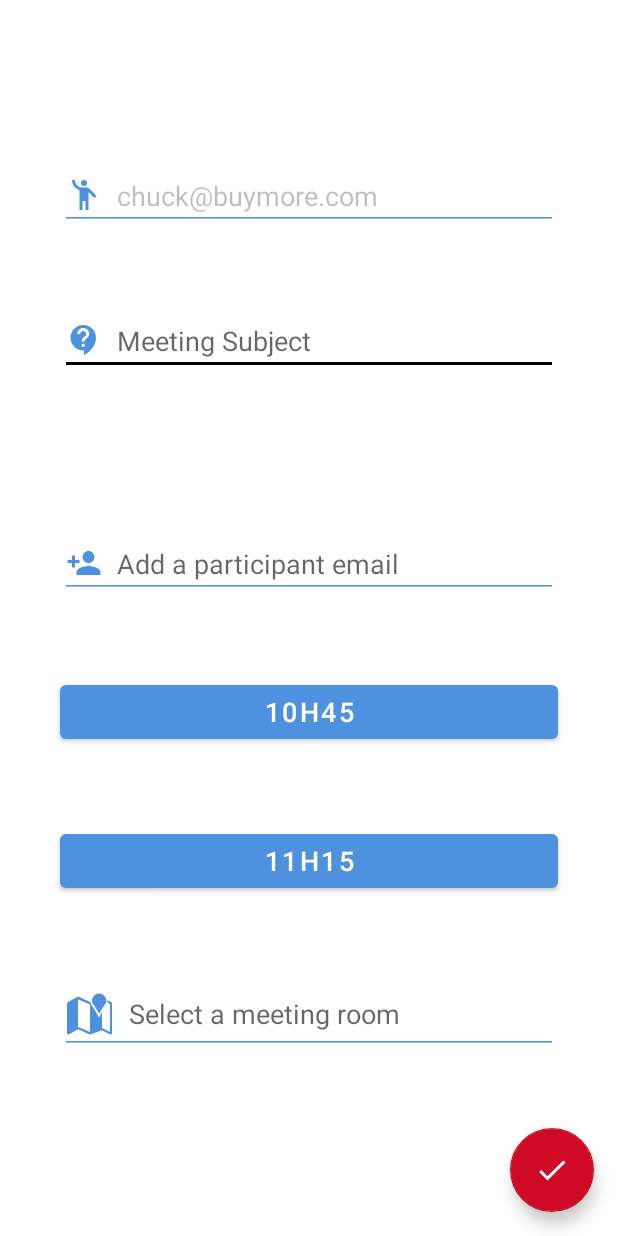
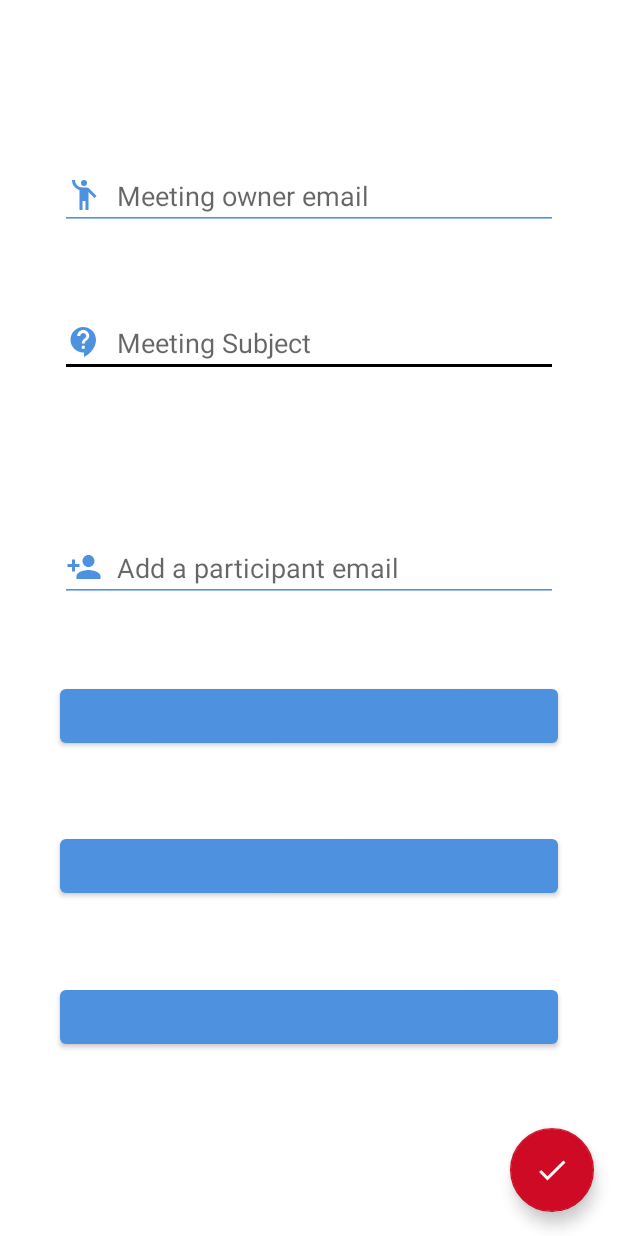
Before and after one commit to NinoDLC/Mareu, an Android app: the fragment ShowMeetingFragment shown on its own in the app's theme, on a phone screen of 412 x 824 dp. Run offline under Robolectric (Android 15) with nearby library versions, the phone set to English and light mode, and no system bars; 4 statements that could not run were skipped.

Commit message:
halfway through cleansing ShowMeeting fragment from things that belong in ViewModel

```diff
--- a/app/src/main/java/com/openclassrooms/mareu/ui/ShowMeetingFragment.java
+++ b/app/src/main/java/com/openclassrooms/mareu/ui/ShowMeetingFragment.java
@@ -1,7 +1,10 @@
 package com.openclassrooms.mareu.ui;
 
+import android.app.AlertDialog;
 import android.app.Dialog;
 import android.app.TimePickerDialog;
+import android.content.Context;
+import android.content.DialogInterface;
 import android.os.Bundle;
 import android.view.LayoutInflater;
 import android.view.View;
@@ -29,6 +32,7 @@ import java.time.LocalDateTime;
 public class ShowMeetingFragment extends Fragment {
 
     private static final String MEETING_ID = "MEETING_ID";
+    private ShowMeetingFragmentViewModel mViewModel;
 
     private TextInputEditText mOwner;
     private TextInputEditText mSubject;
@@ -36,7 +40,7 @@ public class ShowMeetingFragment extends Fragment {
     private TextInputEditText mParticipantsField;
     private Button mStart;
     private Button mEnd;
-    private TextInputEditText mRoom;
+    private Button mRoom;
     private TextView mId;
     private FloatingActionButton mCreate;
 
@@ -51,25 +55,27 @@ public class ShowMeetingFragment extends Fragment {
     @Override
     public void onCreate(@Nullable Bundle savedInstanceState) {
         super.onCreate(savedInstanceState);
+        mViewModel = new ViewModelProvider(this).get(ShowMeetingFragmentViewModel.class);
     }
 
     @Nullable
     @Override
     public View onCreateView(@NonNull LayoutInflater inflater, @Nullable ViewGroup container, @Nullable Bundle savedInstanceState) {
-        ShowMeetingFragmentViewModel showMeetingActivityViewModel = new ViewModelProvider(this).get(ShowMeetingFragmentViewModel.class);
         View view = inflater.inflate(R.layout.fragment_show_meeting, container, false);
 
-        int meetingId = requireArguments().getInt(MEETING_ID);
+        Meeting meeting = mViewModel.requireMeetingById(requireArguments().getInt(MEETING_ID));
+        MeetingRoom meetingRoom = null;
+        meetingRoom = mViewModel.getMeetingRooms().get(meeting.getMeetingRoomId());
 
-        Meeting meeting = showMeetingActivityViewModel.getMeetingById(meetingId);
-        MeetingRoom meetingRoom = null;
-        if (meetingId != 0)
-            meetingRoom = showMeetingActivityViewModel.getMeetingRooms().get(meeting.getMeetingRoomId());
         bindAndInitView(view, meeting, meetingRoom);
+
+        mViewModel.getFreeMeetingRooms().observe(requireActivity(), freeMeetingRooms -> mRoom.setOnClickListener(
+                v -> new FreeMeetingRoomsListDialog(requireContext(), freeMeetingRooms).show()
+        ));
         return view;
     }
 
-    void bindAndInitView(View view, @Nullable Meeting meeting, @Nullable MeetingRoom meetingRoom) {
+    void bindAndInitView(View view, Meeting meeting, @Nullable MeetingRoom meetingRoom) {
         mOwner = view.findViewById(R.id.show_meeting_owner);
         mSubject = view.findViewById(R.id.show_meeting_subject);
         mParticipantsGroup = view.findViewById(R.id.show_meeting_participants_group);
@@ -83,16 +89,9 @@ public class ShowMeetingFragment extends Fragment {
         int startHour, startMinute, endHour, endMinute;
 
         if (meeting == null || meetingRoom == null) {
-            mOwner.setText(R.string.user_email_adress);
+
             mOwner.setEnabled(false);
 
-            LocalDateTime roundedNow = LocalDateTime.now().withSecond(0);
-            roundedNow = roundedNow.withMinute(roundedNow.getMinute() / 15 * 15).plusMinutes(15);
-            startHour = roundedNow.getHour();
-            startMinute = roundedNow.getMinute();
-            roundedNow = roundedNow.plusMinutes(30);
-            endHour = roundedNow.getHour();
-            endMinute = roundedNow.getMinute();
         } else {
             mId.setText(String.valueOf(meeting.getId()));
             mOwner.setText(meeting.getOwner());
@@ -112,8 +111,8 @@ public class ShowMeetingFragment extends Fragment {
             endMinute = meeting.getStop().getMinute();
         }
 
-        bindButton(mStart, startHour, startMinute);
-        bindButton(mEnd, endHour, endMinute);
+        bindTimeButton(mStart, startHour, startMinute);
+        bindTimeButton(mEnd, endHour, endMinute);
 
         mCreate.setOnClickListener(new View.OnClickListener() {
             @Override
@@ -125,12 +124,12 @@ public class ShowMeetingFragment extends Fragment {
         });
     }
 
-    void bindButton(Button button, int hour, int minute) {
+    void bindTimeButton(Button button, int hour, int minute) {
         button.setOnClickListener(view -> {
             DialogFragment timePickerFragment = new TimePickerFragment(button, hour, minute);
             timePickerFragment.show(requireActivity().getSupportFragmentManager(), "timePicker");
+            button.setText(mViewModel.timeButtonChanged(button==mStart, hour, minute));
         });
-        button.setText(String.format("%02d", hour) + "h" + String.format("%02d", minute));
     }
 
     public static class TimePickerFragment extends DialogFragment implements TimePickerDialog.OnTimeSetListener {
@@ -157,4 +156,27 @@ public class ShowMeetingFragment extends Fragment {
             mButton.setText(String.format("%02d", hourOfDay) + "h" + String.format("%02d", minute));
         }
     }
+
+    public class FreeMeetingRoomsListDialog extends androidx.appcompat.app.AlertDialog {
+
+        private final CharSequence[] mRooms;
+
+        protected FreeMeetingRoomsListDialog(@NonNull Context context, CharSequence[] rooms) {
+            super(context);
+            mRooms = rooms;
+        }
+
+        public Dialog onCreateDialog(Bundle savedInstanceState) {
+            AlertDialog.Builder builder = new AlertDialog.Builder(getActivity());
+            builder.setTitle("Free rooms list to pick from")
+                    .setItems(mRooms, new DialogInterface.OnClickListener() {
+                        public void onClick(DialogInterface dialog, int which) {
+                            mRoom.setText(mViewModel.selectRoom(which));
+                        }
+                    });
+            return builder.create();
+        }
+    };
+
+
 }
--- a/app/src/main/java/com/openclassrooms/mareu/ui/ShowMeetingFragmentViewModel.java
+++ b/app/src/main/java/com/openclassrooms/mareu/ui/ShowMeetingFragmentViewModel.java
@@ -1,5 +1,7 @@
 package com.openclassrooms.mareu.ui;
 
+import androidx.lifecycle.LiveData;
+import androidx.lifecycle.MutableLiveData;
 import androidx.lifecycle.ViewModel;
 
 import com.openclassrooms.mareu.di.DependencyInjection;
@@ -7,21 +9,69 @@ import com.openclassrooms.mareu.model.Meeting;
 import com.openclassrooms.mareu.model.MeetingRoom;
 import com.openclassrooms.mareu.repository.MeetingsRepository;
 
+import java.time.LocalDateTime;
 import java.util.HashMap;
+import java.util.HashSet;
+import java.util.List;
 
 public class ShowMeetingFragmentViewModel extends ViewModel {
 
     private final MeetingsRepository mRepository = DependencyInjection.getMeetingsRepository();
 
     private final HashMap<Integer, MeetingRoom> mMeetingRooms = mRepository.getMeetingRooms();
+    private LocalDateTime mStart;
+    private LocalDateTime mStop;
+    private List<Integer> mFreeRoomIds;
+    private static final String PHONE_OWNER_EMAIL = "chuck@buymore.com";
+    private static final String EMPTY_STRING = "";
 
-    public Meeting getMeetingById(int id) {
-        return mRepository.getMeetingById(id);
+    private final MutableLiveData<CharSequence[]> mFreeRoomNames = new MutableLiveData<>();
+
+    public Meeting requireMeetingById(int id) {
+        Meeting meeting;
+        if (id == 0) {
+            LocalDateTime roundedNow = LocalDateTime.now().withSecond(0);
+            LocalDateTime start = roundedNow.withMinute(roundedNow.getMinute() / 15 * 15).plusMinutes(15);
+            LocalDateTime stop = start.plusMinutes(30);
+            meeting = new Meeting(
+                    mRepository.getNextMeetingId(),
+                    PHONE_OWNER_EMAIL,
+                    new HashSet<>(0),
+                    EMPTY_STRING, start, stop,
+                    mRepository.getFreeRooms(start, stop).get(0));
+        } else {
+            meeting = mRepository.getMeetingById(id);
+        }
+        if (meeting == null) throw new NullPointerException("Inexistent meeting, id " + id);
+        return meeting;
     }
 
     public HashMap<Integer, MeetingRoom> getMeetingRooms() {
         return mMeetingRooms;
     }
 
+    public String selectRoom(int which) {
+        MeetingRoom meetingRoom = mMeetingRooms.get(mFreeRoomIds.get(which));
+        if (meetingRoom == null) throw new NullPointerException("Requested inexistant room");
+        return meetingRoom.getName();
+    }
 
+    public LiveData<CharSequence[]> getFreeMeetingRooms() {
+        return mFreeRoomNames;
+    }
+
+    public String timeButtonChanged(boolean startButton, int hour, int minute) {
+        if (startButton) mStart = LocalDateTime.now().withHour(hour).withMinute(minute);
+        else mStop = LocalDateTime.now().withHour(hour).withMinute(minute);
+
+        mFreeRoomIds = mRepository.getFreeRooms(mStart, mStop);
+        CharSequence[] freeRoomNames = new CharSequence[mFreeRoomIds.size()];
+        for (Integer id : mFreeRoomIds) {
+            MeetingRoom meetingRoom = mMeetingRooms.get(id);
+            if (meetingRoom == null) throw new NullPointerException("Exceeded rooms number");
+            freeRoomNames[id] = meetingRoom.getName();
+        }
+        mFreeRoomNames.setValue(freeRoomNames);
+        return startButton ? utils.niceTimeFormat(mStart) : utils.niceTimeFormat(mStop);
+    }
 }
--- a/app/src/main/res/layout/fragment_show_meeting.xml
+++ b/app/src/main/res/layout/fragment_show_meeting.xml
@@ -65,7 +65,8 @@
         app:layout_constraintBottom_toTopOf="@id/show_meeting_end"
         app:layout_constraintEnd_toEndOf="parent"
         app:layout_constraintStart_toStartOf="parent"
-        app:layout_constraintTop_toBottomOf="@id/show_meeting_participants_field" />
+        app:layout_constraintTop_toBottomOf="@id/show_meeting_participants_field"
+        tools:text="@tools:sample/date/hhmm"/>
 
     <Button
         android:id="@+id/show_meeting_end"
@@ -75,17 +76,15 @@
         app:layout_constraintBottom_toTopOf="@id/show_meeting_room"
         app:layout_constraintEnd_toEndOf="parent"
         app:layout_constraintStart_toStartOf="parent"
-        app:layout_constraintTop_toBottomOf="@id/show_meeting_start" />
+        app:layout_constraintTop_toBottomOf="@id/show_meeting_start"
+        tools:text="@tools:sample/date/hhmm"/>
 
-    <com.google.android.material.textfield.TextInputEditText
+    <Button
         android:id="@+id/show_meeting_room"
         android:layout_width="0dp"
         android:layout_height="wrap_content"
         android:layout_marginHorizontal="@dimen/show_fields_spacing"
         android:layout_marginBottom="70dp"
-        android:drawableStart="@android:drawable/ic_dialog_map"
-        android:hint="@string/hint_meeting_room"
-        app:drawableTint="@color/blue"
         app:layout_constraintBottom_toBottomOf="parent"
         app:layout_constraintEnd_toEndOf="parent"
         app:layout_constraintStart_toStartOf="parent"
--- a/app/src/main/res/values/strings.xml
+++ b/app/src/main/res/values/strings.xml
@@ -12,6 +12,5 @@
     <string name="hint_participant">Add a participant email</string>
     <string name="hint_meeting_room">Select a meeting room</string>
     <string name="nothing_to_show_here">Nothing to show here</string>
-    <string name="user_email_adress">chuck@buymore.com</string>
     <string name="filter_by_room">Displayed meeting rooms</string>
 </resources>
```
